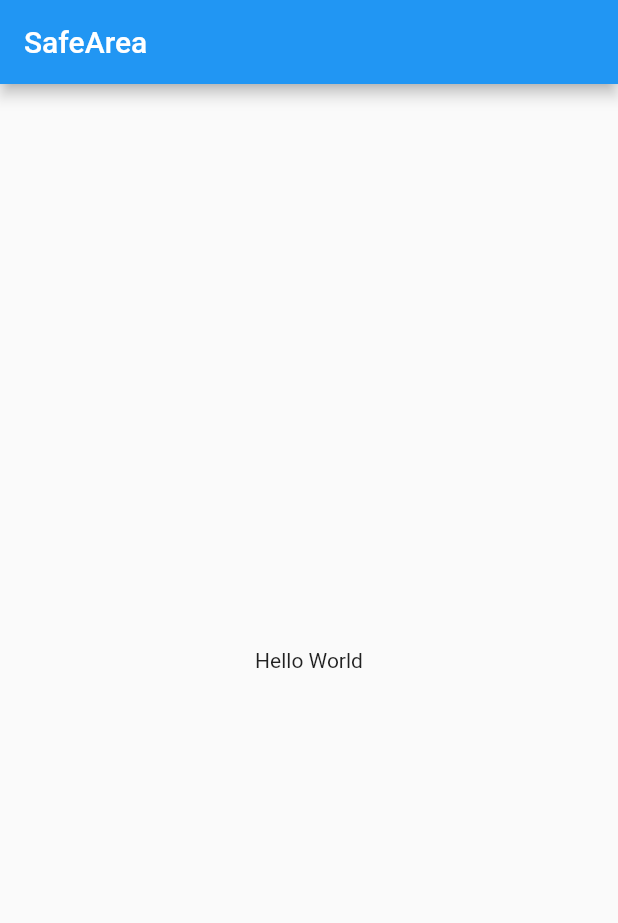
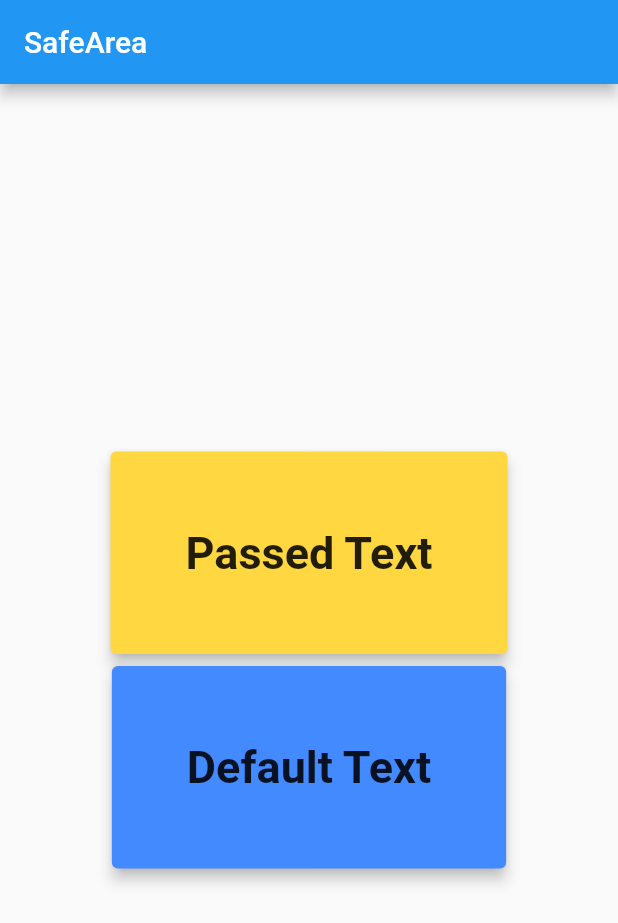
Before and after one commit to jesselima/widget_of_the_week, a Flutter app: the screen it shows after launch, on a phone screen of 412 x 824 dp. Shown: the top 923 px of the screen. Run offline on Flutter 3.47's test engine with Material 2 defaults, Android fonts, the phone set to English and light mode, and no system bars.

Commit message:
Use of MyCard Widget sample

```diff
--- a/lib/main.dart
+++ b/lib/main.dart
@@ -1,4 +1,5 @@
 import 'package:flutter/material.dart';
+import 'package:widget_of_the_week/my_card.dart';
 
 void main() => runApp(MyApp());
 
@@ -38,7 +39,8 @@ class _MyHomePageState extends State<MyHomePage> {
         child: Column(
           mainAxisAlignment: MainAxisAlignment.center,
           children: <Widget>[
-            Text("Hello World"),
+            MyCard(cardColor: Colors.amberAccent, cardText: "Passed Text",),
+            MyCard(),
           ],
         ),
       ),
--- a/lib/my_card.dart
+++ b/lib/my_card.dart
@@ -1,20 +1,34 @@
 
 import 'package:flutter/material.dart';
 
-class MyCard extends StatelessWidget {
+class MyCard extends StatefulWidget {
 
-  final String text;
-  final Color color;
-  MyCard([this.text = "Hello World :D", this.color = Colors.blueAccent]);
+  final String cardText;
+  final Color cardColor;
 
+  // Constructor with optional parameters and
+  MyCard({this.cardText = "Default Text", this.cardColor = Colors.blueAccent});
+
+  @override
+  _MyCardState createState() => _MyCardState();
+}
+
+class _MyCardState extends State<MyCard> {
   @override
   Widget build(BuildContext context) {
     return Container(
       child: Card(
         elevation: 4,
-        color: color,
+        color: widget.cardColor,
         borderOnForeground: true,
-        child: Padding(padding: EdgeInsets.all(50), child: Text(text, style: TextStyle(fontSize: 30, fontWeight: FontWeight.bold),)),
+        child: Padding(
+            padding: EdgeInsets.all(50),
+            child: Text(widget.cardText,
+              style: TextStyle(
+                  fontSize: 30,
+                  fontWeight: FontWeight.bold),
+            )
+        ),
       ),
     );
   }
```
